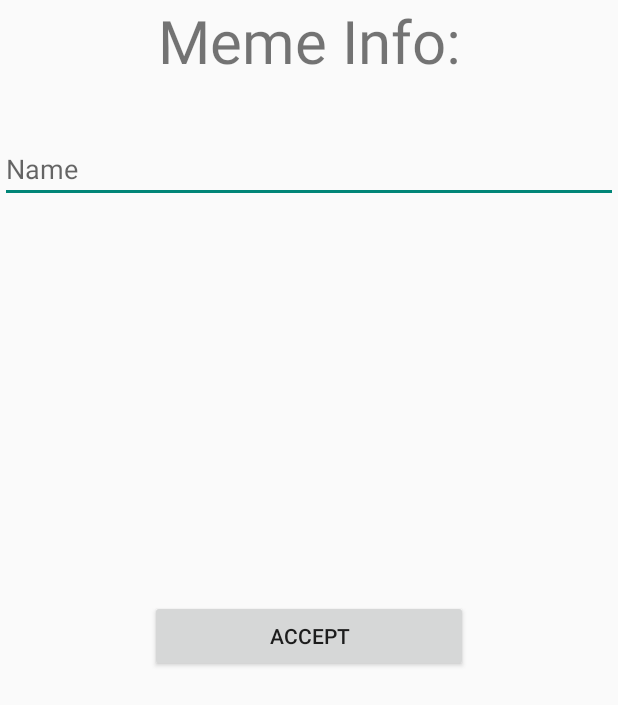
After one commit to NickJosephson/Myme, an Android app: the SaveMemeActivity screen opened directly, with no data from a screen before it, on a phone screen of 412 x 824 dp. The commit adds this screen. Shown: the top 705 px of the screen. Run offline under Robolectric (Android 15) with nearby library versions, the phone set to English and light mode, and no system bars; Roboto replaces fonts that are not available here.

Commit message:
save meme ui started and SaveMemeActivity created

```diff
--- a/app/src/main/AndroidManifest.xml
+++ b/app/src/main/AndroidManifest.xml
@@ -29,6 +29,10 @@
             android:name=".presentation.CreateActivity"
             android:label="@string/title_activity_create_meme">
         </activity>
+        <activity
+            android:name=".presentation.SaveMemeActivity"
+            android:label="@string/title_activity_save_meme">
+        </activity>
     </application>
 
 </manifest>
--- a/app/src/main/java/com/nitrogen/myme/presentation/CreateActivity.java
+++ b/app/src/main/java/com/nitrogen/myme/presentation/CreateActivity.java
@@ -115,7 +115,9 @@ public class CreateActivity extends AppCompatActivity implements TextEditorDialo
 
     private void saveMeme () {
 
-        // open new activity
+        // open SaveMeme activity
+        startActivity(new Intent(CreateActivity.this, SaveMemeActivity.class));
+        finish(); //end this activity
 
     }
 
--- /dev/null
+++ b/app/src/main/java/com/nitrogen/myme/presentation/SaveMemeActivity.java
@@ -0,0 +1,16 @@
+package com.nitrogen.myme.presentation;
+
+import android.os.Bundle;
+import android.support.v7.app.AppCompatActivity;
+
+import com.nitrogen.myme.R;
+
+public class SaveMemeActivity extends AppCompatActivity {
+
+    @Override
+    protected void onCreate(Bundle savedInstanceState) {
+        super.onCreate(savedInstanceState);
+        setContentView(R.layout.activity_save_meme);
+
+    }
+}
--- /dev/null
+++ b/app/src/main/res/layout/activity_save_meme.xml
@@ -0,0 +1,42 @@
+<?xml version="1.0" encoding="utf-8"?>
+<android.support.constraint.ConstraintLayout xmlns:android="http://schemas.android.com/apk/res/android"
+    xmlns:app="http://schemas.android.com/apk/res-auto"
+    xmlns:tools="http://schemas.android.com/tools"
+    android:id="@+id/container"
+    android:layout_width="match_parent"
+    android:layout_height="match_parent"
+    android:orientation="vertical"
+    tools:context=".presentation.ExploreActivity"
+    >
+
+    <TextView
+        android:layout_width="match_parent"
+        android:layout_height="wrap_content"
+        android:textSize="40sp"
+        android:text="Meme Info:"
+        android:gravity="center"
+        />
+
+    <EditText
+        android:layout_width="fill_parent"
+        android:layout_height="wrap_content"
+        android:hint="Name"
+        android:inputType="text"
+        android:paddingTop="100dp" />
+
+    <!-- Tags -->
+
+    <Button
+        android:id="@+id/accept_save_meme_button"
+        android:layout_width="fill_parent"
+        android:layout_height="wrap_content"
+        android:layout_marginEnd="100dp"
+        android:layout_marginStart="100dp"
+        android:layout_marginTop="400dp"
+        android:layout_weight="1"
+        android:text="Accept"
+        app:layout_constraintEnd_toEndOf="parent"
+        app:layout_constraintStart_toStartOf="parent"
+        app:layout_constraintTop_toTopOf="parent" />
+
+</android.support.constraint.ConstraintLayout>
--- a/app/src/main/res/values/strings.xml
+++ b/app/src/main/res/values/strings.xml
@@ -3,6 +3,7 @@
     <string name="title_activity_display_meme">DisplayMemeActivity</string>
     <string name="title_activity_favourite_meme">Favourites</string>
     <string name="title_activity_create_meme">CreateMemeActivity</string>
+    <string name="title_activity_save_meme">SaveMemeActivity</string>
     <string name="title_explore">Explore</string>
     <string name="title_studio">Studio</string>
     <string name="title_favourites">Favourites</string>
```
Also changed, not shown: app/src/main/res/layout/activity_create.xml (+0 -15 lines).
